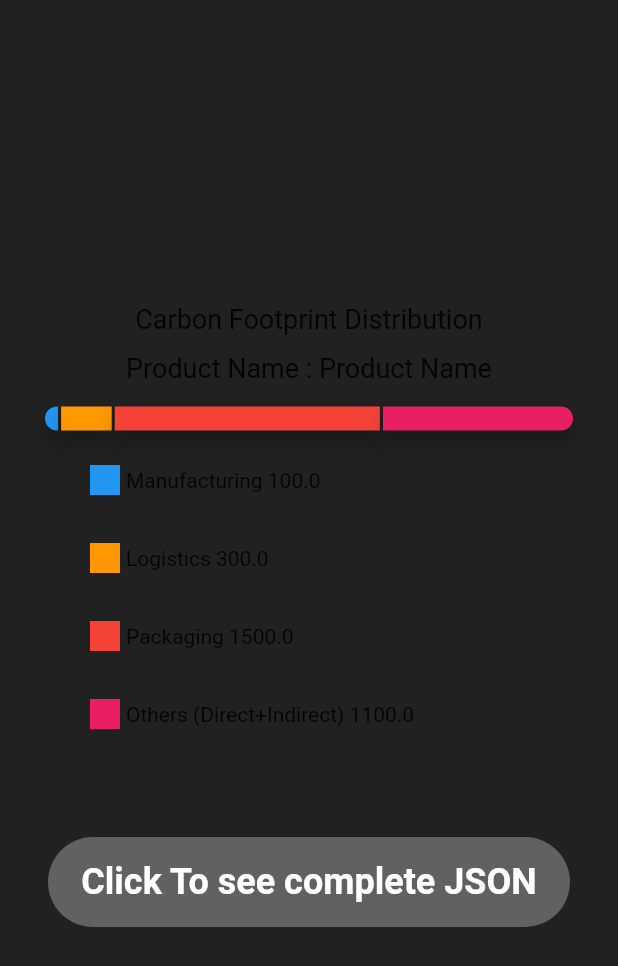
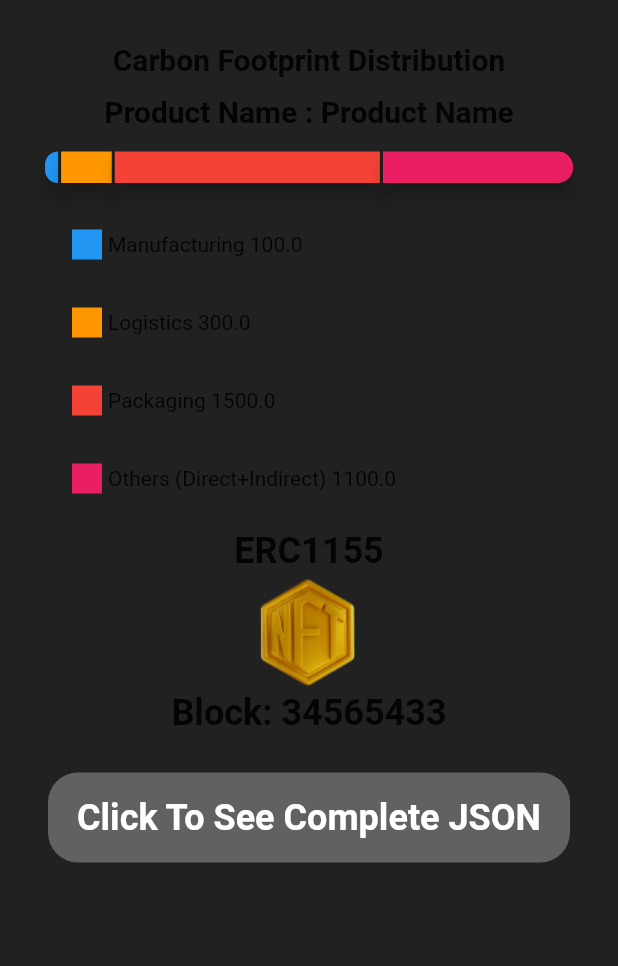
Before and after one commit to himanshu-dxm/team_golf, a Flutter app: the screen it shows after launch, on a phone screen of 412 x 824 dp. Shown: the top 966 px of the screen. Run offline on Flutter 3.47's test engine with Material 2 defaults, Android fonts, the phone set to English and light mode, and no system bars; our stand-ins replace card_swiper, chewie, cloud_firestore, firebase_auth, firebase_core, flutter_svg and 5 more; missing offline and left inert: qr_code_scanner; accounts and stored records are empty; statements that could not run were skipped.

Commit message:
NFT Icon added product CF

```diff
--- a/lib/screens/homeScreen.dart
+++ b/lib/screens/homeScreen.dart
@@ -1,7 +1,7 @@
 import 'package:flutter/material.dart';
 import 'package:sih_team_golf/screens/dashboard1/dashboard1.dart';
 import 'package:sih_team_golf/screens/gamesDashboard/gamesDashboard.dart';
-import 'package:sih_team_golf/screens/profile.dart';
+import 'package:sih_team_golf/screens/profile/profile.dart';
 import 'package:sih_team_golf/screens/qrScanner/qrScanPage.dart';
 import 'package:sih_team_golf/screens/Reels/reels.dart';
 
--- a/lib/screens/productCFDetail/components/stackChart.dart
+++ b/lib/screens/productCFDetail/components/stackChart.dart
@@ -37,7 +37,7 @@ class StackedChart extends StatelessWidget {
       padding: const EdgeInsets.all(5.0),
       child: SizedBox(
         // height for controlling the chart height
-        height: 20,
+        height: 25,
         width: MediaQuery.of(context).size.width,
         child: Row(
           mainAxisAlignment: MainAxisAlignment.spaceEvenly,
--- a/lib/screens/productCFDetail/productCFDetail.dart
+++ b/lib/screens/productCFDetail/productCFDetail.dart
@@ -56,10 +56,11 @@ class ProductCF extends StatelessWidget {
                 color: Colors.black87
               ),
               child: Container(
-                padding: const EdgeInsets.all(24.0),
+                padding: const EdgeInsets.all(16.0),
+                margin: EdgeInsets.all(8),
                 child: Column(
                   crossAxisAlignment: CrossAxisAlignment.center,
-                  mainAxisAlignment: MainAxisAlignment.center,
+                  mainAxisAlignment: MainAxisAlignment.start,
                   children: [
                     _title('Carbon Footprint Distribution'),
                     _title('Product Name : ${productName}'),
@@ -71,8 +72,9 @@ class ProductCF extends StatelessWidget {
                       others: (totalCarbon-(manufacturingSpends+logisticsSpends+packagingSpends)),
                     ),
                     Padding(
-                      padding: EdgeInsets.only(left: 20),
+                      padding: EdgeInsets.all(8),
                       child: Column(
+                        mainAxisAlignment: MainAxisAlignment.start,
                         crossAxisAlignment: CrossAxisAlignment.start,
                         children: [
                           Container(
@@ -151,7 +153,7 @@ class ProductCF extends StatelessWidget {
                               ],
                             ),
                           ),
-                          SizedBox(height: 48,),
+                          // SizedBox(height: 48,),
 
                           /*
                           ChartLine(
@@ -173,6 +175,36 @@ class ProductCF extends StatelessWidget {
                       ),
                     ),
                     Container(
+                      child: Text(
+                          'ERC1155',
+                        style: TextStyle(
+                          fontWeight: FontWeight.bold,
+                          fontSize: 24
+                        ),
+                      ),
+                    ),
+                    Container(
+                      height: 80,
+                      width: 80,
+                      alignment: Alignment.center,
+                      decoration: BoxDecoration(
+                        image: DecorationImage(
+                          // invertColors: false,
+                          image: AssetImage('assets/images/nft.png'),
+                        )
+                      ),
+                    ),
+                    Container(
+                      child: Text(
+                        'Block: 34565433',
+                        style: TextStyle(
+                            fontWeight: FontWeight.bold,
+                            fontSize: 24
+                        ),
+                      ),
+                    ),
+                    SizedBox(height: 18,),
+                    Container(
                       width: double.infinity,
                       height: 60,
                       margin: EdgeInsets.all(8),
@@ -180,7 +212,7 @@ class ProductCF extends StatelessWidget {
                       child: TextButton(
                         style: TextButton.styleFrom(
                             foregroundColor: Colors.white,
-                            shape: RoundedRectangleBorder(borderRadius: BorderRadius.circular(100)),
+                            shape: RoundedRectangleBorder(borderRadius: BorderRadius.circular(20)),
                             backgroundColor: Colors.grey[700]
                           // backgroundColor: Color(0xFFFF7643),
                         ),
@@ -190,7 +222,7 @@ class ProductCF extends StatelessWidget {
                           _laumchURLBrowser();
                         },
                         child: Text(
-                          "Click To see complete JSON",
+                          "Click To See Complete JSON",
                           style: TextStyle(
                               fontSize: 24,
                               color: Colors.white,
@@ -225,7 +257,10 @@ class ProductCF extends StatelessWidget {
       padding: const EdgeInsets.only(bottom: 8.0, top: 4),
       child: Text(
         title,
-        style: const TextStyle(fontSize: 18),
+        style: const TextStyle(
+            fontSize: 20,
+          fontWeight: FontWeight.bold
+        ),
       ),
     );
   }
```
Also changed, not shown: assets/images/nft.png (added), lib/screens/profile/profile.dart (renamed from lib/screens/profile.dart).
